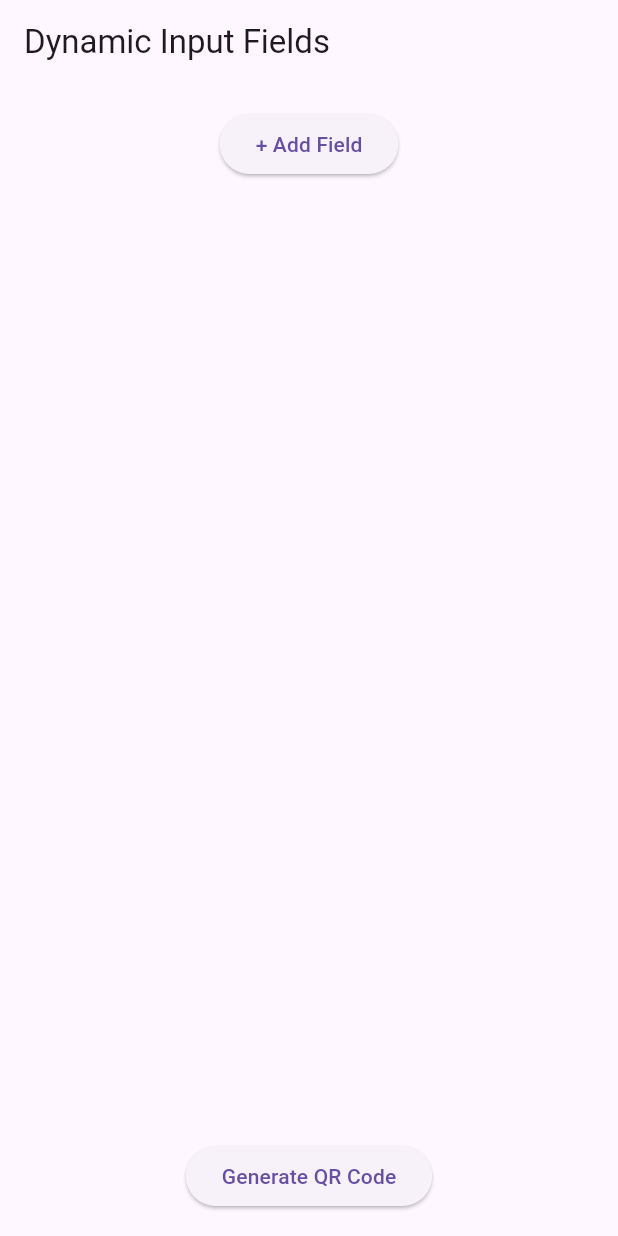
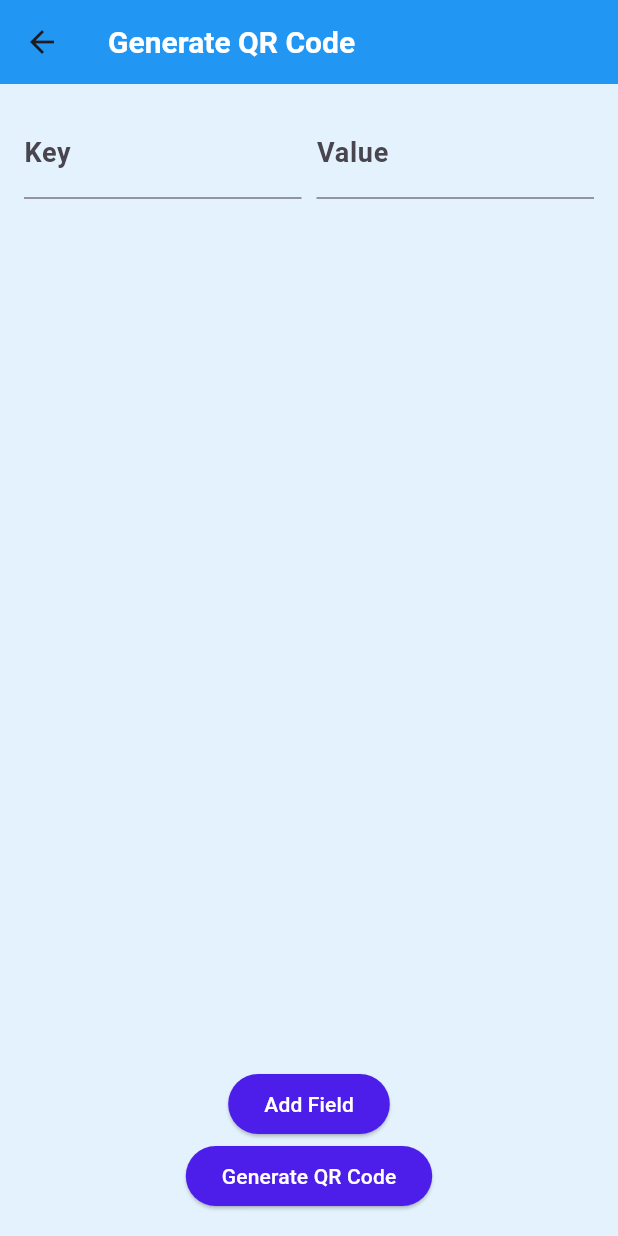
Before and after one commit to Youssefbenarbiya/Dynamic-QR-Code-Generator, a Flutter app: the screen it shows after launch, after a tap on "Generate QR Code", on a phone screen of 412 x 824 dp. Run offline on Flutter 3.47's test engine with Material 3 defaults, Android fonts, the phone set to English and light mode, and no system bars; our stand-ins replace pretty_qr_code; missing offline and left inert: mobile_scanner.

Commit message:
update final

```diff
--- a/lib/main.dart
+++ b/lib/main.dart
@@ -1,5 +1,5 @@
 import 'package:flutter/material.dart';
-import 'package:qr_flutter/qr_flutter.dart';
+import 'screens/main_screen.dart';
 
 void main() {
   runApp(MyApp());
@@ -9,160 +9,27 @@ class MyApp extends StatelessWidget {
   @override
   Widget build(BuildContext context) {
     return MaterialApp(
-      title: 'Dynamic Fields Demo',
-      home: DynamicFields(),
+      title: 'QR Code App',
+      theme: ThemeData(
+        primarySwatch: Colors.blue,
+        scaffoldBackgroundColor: Colors.blue[50], // Light pink background
+        appBarTheme: AppBarTheme(
+          backgroundColor: Colors.blue, // AppBar color
+          titleTextStyle: TextStyle(
+            color: Colors.white, // White text on AppBar
+            fontSize: 20,
+            fontWeight: FontWeight.bold,
+          ),
+        ),
+        textTheme: TextTheme(
+          bodyLarge: TextStyle(
+            color: Colors.blue[800], // Darker pink text
+            fontSize: 18,
+            fontWeight: FontWeight.w600,
+          ),
+        ),
+      ),
+      home: MainScreen(),
     );
   }
 }
-
-class DynamicFields extends StatefulWidget {
-  @override
-  _DynamicFieldsState createState() => _DynamicFieldsState();
-}
-
-class _DynamicFieldsState extends State<DynamicFields> {
-  List<Widget> inputFields = [];
-  List<TextEditingController> controllers = [];
-  List<String> dynamicFieldNames = [];
-
-  void _addField() {
-    // Show dialog to get the field name from the user
-    TextEditingController nameController = TextEditingController();
-    TextEditingController valueController = TextEditingController();
-
-    showDialog(
-      context: context,
-      builder: (context) {
-        return AlertDialog(
-          title: Text('Add Field'),
-          content: Column(
-            mainAxisSize: MainAxisSize.min,
-            children: [
-              TextField(
-                controller: nameController,
-                decoration: InputDecoration(hintText: 'Enter Field Name'),
-              ),
-              SizedBox(height: 10),
-              TextField(
-                controller: valueController,
-                decoration: InputDecoration(hintText: 'Enter Field Value'),
-              ),
-            ],
-          ),
-          actions: [
-            TextButton(
-              child: Text('Cancel'),
-              onPressed: () {
-                Navigator.of(context).pop();
-              },
-            ),
-            TextButton(
-              child: Text('Add'),
-              onPressed: () {
-                if (nameController.text.isNotEmpty) {
-                  setState(() {
-                    TextEditingController fieldController = TextEditingController();
-                    controllers.add(fieldController);
-                    dynamicFieldNames.add(nameController.text);
-
-                    inputFields.add(
-                      Padding(
-                        padding: const EdgeInsets.symmetric(vertical: 8.0),
-                        child: Row(
-                          children: [
-                            Expanded(
-                              flex: 1,
-                              child: Text(nameController.text), // Field name
-                            ),
-                            Expanded(
-                              flex: 2,
-                              child: TextField(
-                                controller: fieldController,
-                                decoration: InputDecoration(hintText: 'Enter ${nameController.text}'),
-                              ),
-                            ),
-                          ],
-                        ),
-                      ),
-                    );
-                    fieldController.text = valueController.text; // Set the field value
-                  });
-                  Navigator.of(context).pop(); // Close dialog
-                }
-              },
-            ),
-          ],
-        );
-      },
-    );
-  }
-
-  // Generate a string with all the input data
-  String _getInputData() {
-    String data = '';
-    for (int i = 0; i < controllers.length; i++) {
-      data += '${dynamicFieldNames[i]}: ${controllers[i].text}\n';
-    }
-    return data;
-  }
-
-  @override
-  Widget build(BuildContext context) {
-    return Scaffold(
-      appBar: AppBar(title: Text('Dynamic Input Fields')),
-      body: Padding(
-        padding: const EdgeInsets.all(16.0),
-        child: Column(
-          children: [
-            ElevatedButton(
-              onPressed: _addField,
-              child: Text('+ Add Field'),
-            ),
-            SizedBox(height: 20),
-            Expanded(
-              child: ListView.builder(
-                itemCount: inputFields.length,
-                itemBuilder: (context, index) {
-                  return inputFields[index];
-                },
-              ),
-            ),
-            ElevatedButton(
-              onPressed: () {
-                final data = _getInputData(); // Get the input data
-                if (data.isNotEmpty) {
-                  showDialog(
-                    context: context,
-                    builder: (context) {
-                      return AlertDialog(
-                        title: Text('QR Code'),
-                        content: SizedBox(
-                          width: 200,
-                          height: 200,
-                          child: QrImageView(
-                            data: data, // Pass the input data as a string
-                            version: QrVersions.auto,
-                            size: 200.0,
-                          ),
-                        ),
-                        actions: [
-                          TextButton(
-                            child: Text('Close'),
-                            onPressed: () {
-                              Navigator.of(context).pop();
-                            },
-                          ),
-                        ],
-                      );
-                    },
-                  );
-                }
-              },
-              child: Text('Generate QR Code'),
-            ),
-          ],
-        ),
-      ),
-    );
-  }
-}
--- /dev/null
+++ b/lib/screens/main_screen.dart
@@ -0,0 +1,58 @@
+import 'package:flutter/material.dart';
+import 'qr_code_generator_screen.dart';
+import 'qr_code_scanner_screen.dart';
+
+class MainScreen extends StatelessWidget {
+  @override
+  Widget build(BuildContext context) {
+    return Scaffold(
+      appBar: AppBar(
+        title: Text('QR Code App'),
+          backgroundColor: Colors.blue,
+
+      ),
+      body: Center(
+        child: Column(
+          mainAxisAlignment: MainAxisAlignment.center,
+          children: [
+            ElevatedButton(
+              style: ElevatedButton.styleFrom(
+                foregroundColor: Colors.white,
+                backgroundColor: Color.fromARGB(255, 77, 30, 233), // Text color
+                shape: RoundedRectangleBorder(
+                  borderRadius: BorderRadius.circular(30), // Rounded corners
+                ),
+              ),
+              onPressed: () {
+                Navigator.push(
+                  context,
+                  MaterialPageRoute(
+                      builder: (context) => QrCodeGeneratorScreen()),
+                );
+              },
+              child: Text('Generate QR Code'),
+            ),
+            SizedBox(height: 20), // Spacing between buttons
+            ElevatedButton(
+              style: ElevatedButton.styleFrom(
+                foregroundColor: Colors.white,
+                backgroundColor: const Color.fromARGB(255, 77, 30, 233), // Text color
+                shape: RoundedRectangleBorder(
+                  borderRadius: BorderRadius.circular(30), // Rounded corners
+                ),
+              ),
+              onPressed: () {
+                Navigator.push(
+                  context,
+                  MaterialPageRoute(
+                      builder: (context) => QrCodeScannerScreen()),
+                );
+              },
+              child: Text('Scan QR Code'),
+            ),
+          ],
+        ),
+      ),
+    );
+  }
+}
--- /dev/null
+++ b/lib/screens/qr_code_generator_screen.dart
@@ -0,0 +1,161 @@
+import 'package:flutter/material.dart';
+import 'package:pretty_qr_code/pretty_qr_code.dart';
+
+class QrCodeGeneratorScreen extends StatefulWidget {
+  final Map<String, String>? initialValues;
+
+  QrCodeGeneratorScreen({this.initialValues});
+
+  @override
+  _QrCodeGeneratorScreenState createState() => _QrCodeGeneratorScreenState();
+}
+
+class _QrCodeGeneratorScreenState extends State<QrCodeGeneratorScreen> {
+  final List<Map<String, String>> _fields = [
+    {'key': '', 'value': ''}
+  ];
+
+  @override
+  void initState() {
+    super.initState();
+    if (widget.initialValues != null) {
+      widget.initialValues!.forEach((key, value) {
+        _fields.add({'key': key, 'value': value});
+      });
+    }
+  }
+
+  void _addField() {
+    setState(() {
+      _fields.add({'key': '', 'value': ''});
+    });
+  }
+
+  void _generateQrCode() {
+    Map<String, String> data = {};
+    for (var field in _fields) {
+      if (field['key']!.isNotEmpty && field['value']!.isNotEmpty) {
+        data[field['key']!] = field['value']!;
+      }
+    }
+
+    String tlvData = encodeTLV(data);
+
+    showDialog(
+      context: context,
+      builder: (context) => AlertDialog(
+        backgroundColor: const Color.fromARGB(255, 236, 236, 237),
+        content: Column(
+          mainAxisSize: MainAxisSize.min,
+          children: [
+            PrettyQr(
+              data: tlvData,
+              size: 200,
+              errorCorrectLevel: QrErrorCorrectLevel.Q,
+              elementColor: Color.fromARGB(255, 77, 30, 233),
+              roundEdges: true, // Keep this parameter here for rounded edges
+            ),
+            SizedBox(height: 20), // Space below QR code
+            Text(
+              'Your QR Code',
+              style: TextStyle(
+                color: Color.fromARGB(255, 8, 42, 230),
+                fontSize: 18,
+                fontWeight: FontWeight.bold,
+              ),
+            ),
+          ],
+        ),
+      ),
+    );
+  }
+
+  @override
+  Widget build(BuildContext context) {
+    return Scaffold(
+      appBar: AppBar(
+        title: Text('Generate QR Code'),
+      ),
+      body: Padding(
+        padding: const EdgeInsets.all(16.0),
+        child: Column(
+          children: [
+            Expanded(
+              child: ListView.builder(
+                itemCount: _fields.length,
+                itemBuilder: (context, index) {
+                  return Row(
+                    children: [
+                      Expanded(
+                        child: TextField(
+                          decoration: InputDecoration(labelText: 'Key'),
+                          onChanged: (value) {
+                            _fields[index]['key'] = value;
+                          },
+                          controller: TextEditingController(
+                            text: _fields[index]['key'],
+                          ),
+                        ),
+                      ),
+                      SizedBox(width: 10), // Space between fields
+                      Expanded(
+                        child: TextField(
+                          decoration: InputDecoration(labelText: 'Value'),
+                          onChanged: (value) {
+                            _fields[index]['value'] = value;
+                          },
+                          controller: TextEditingController(
+                            text: _fields[index]['value'],
+                          ),
+                        ),
+                      ),
+                    ],
+                  );
+                },
+              ),
+            ),
+            ElevatedButton(
+              onPressed: _addField,
+              style: ElevatedButton.styleFrom(
+                foregroundColor: Colors.white,
+                backgroundColor: Color.fromARGB(255, 77, 30, 233), // Text color
+                shape: RoundedRectangleBorder(
+                  borderRadius: BorderRadius.circular(30), // Rounded corners
+                ),
+              ),
+              child: Text('Add Field'),
+            ),
+            ElevatedButton(
+              onPressed: _generateQrCode,
+              style: ElevatedButton.styleFrom(
+                foregroundColor: Colors.white,
+                backgroundColor: Color.fromARGB(255, 77, 30, 233), // Text color
+                shape: RoundedRectangleBorder(
+                  borderRadius: BorderRadius.circular(30), // Rounded corners
+                ),
+              ),
+              child: Text('Generate QR Code'),
+            ),
+          ],
+        ),
+      ),
+    );
+  }
+}
+
+// Encoding function
+String encodeTLV(Map<String, String> data) {
+  StringBuffer tlv = StringBuffer();
+
+  data.forEach((key, value) {
+    String keyType = 'LB'; // Assuming LB for label keys
+    String valueType = 'VL'; // Assuming VL for value fields
+    int keyLength = key.length;
+    int valueLength = value.length;
+
+    // Append the TLV components
+    tlv.write('$keyType$keyLength$key$valueType$valueLength$value');
+  });
+
+  return tlv.toString();
+}
--- /dev/null
+++ b/lib/utils/tlv_utils.dart
@@ -0,0 +1,54 @@
+String encodeTLV(Map<String, String> data) {
+  StringBuffer tlv = StringBuffer();
+
+  data.forEach((key, value) {
+    // Key type and value type definitions
+    String keyType = 'LB'; // Assuming LB for label keys
+    String valueType = 'VL'; // Assuming VL for value fields
+
+    // Lengths
+    int keyLength = key.length;
+    int valueLength = value.length;
+
+    // Append the TLV components
+    tlv.write('$keyType$keyLength$key$valueType$valueLength$value');
+  });
+
+  return tlv.toString();
+}
+
+Map<String, String> decodeTLV(String tlv) {
+  Map<String, String> data = {};
+  int i = 0;
+
+  while (i < tlv.length) {
+    // Read the key type (e.g., LB)
+    String keyType = tlv.substring(i, i + 2);
+    i += 2; // Move past key type
+
+    // Read the key length
+    int keyLength = int.tryParse(tlv[i].toString()) ?? 0;
+    i++; // Move past the length character
+
+    // Read the key value based on its length
+    String key = tlv.substring(i, i + keyLength);
+    i += keyLength; // Move past the key value
+
+    // Read the value type (e.g., VL)
+    String valueType = tlv.substring(i, i + 2);
+    i += 2; // Move past value type
+
+    // Read the value length
+    int valueLength = int.tryParse(tlv[i].toString()) ?? 0;
+    i++; // Move past the length character
+
+    // Read the value based on its length
+    String value = tlv.substring(i, i + valueLength);
+    i += valueLength; // Move index past the value
+
+    // Store the key-value pair
+    data[key] = value; // Use the key as the map key
+  }
+
+  return data;
+}
```
Also changed, not shown: lib/screens/qr_code_scanner_screen.dart (added, +53 -0 lines), pubspec.yaml (+73 -10 lines), lib/widgets/qr_code_dialog.dart (added), pubspec.lock, 19 other files.
